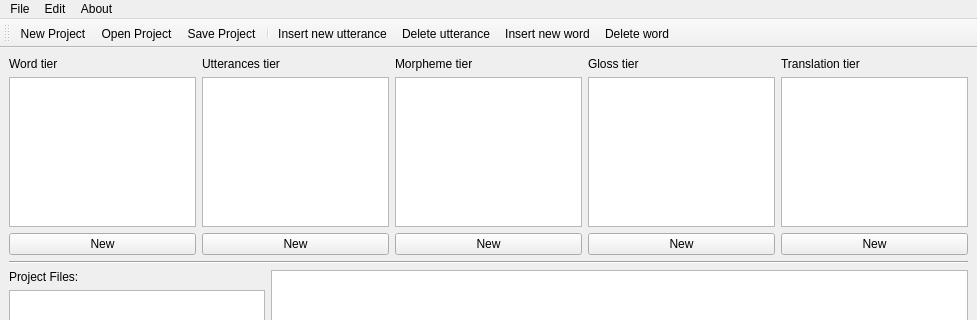
Qt form ui/MainWindow.ui (cidles/poio-analyzer) before a commit; both pictures show x 0 to 977 and y 0 to 320 of the 977 by 747 pixel window.
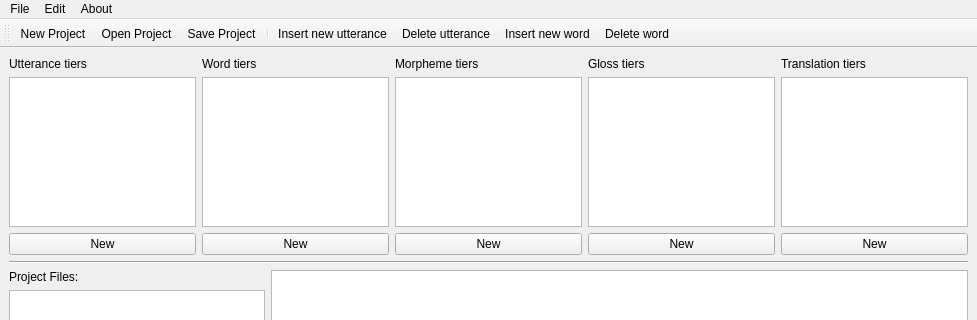
The same form after that commit. Icons and pictures are not drawn. Custom widgets are drawn as their Qt base class.

```diff
--- a/ui/MainWindow.ui
+++ b/ui/MainWindow.ui
@@ -22,45 +22,45 @@
      <layout class="QVBoxLayout" name="verticalLayoutMain" stretch="0,0,1">
       <item>
        <layout class="QHBoxLayout" name="horizontalLayout">
-        <item>
-         <layout class="QVBoxLayout" name="verticalLayoutTierWords">
-          <item>
-           <widget class="QLabel" name="labelWords">
-            <property name="text">
-             <string>Word tier</string>
-            </property>
-           </widget>
-          </item>
-          <item>
-           <widget class="QListWidget" name="listwidgetWords">
-            <property name="maximumSize">
-             <size>
-              <width>16777215</width>
-              <height>150</height>
-             </size>
-            </property>
-           </widget>
-          </item>
-          <item>
-           <widget class="QPushButton" name="pushbuttonNewTierWords">
-            <property name="text">
-             <string>New</string>
-            </property>
-           </widget>
-          </item>
-         </layout>
-        </item>
         <item>
          <layout class="QVBoxLayout" name="verticalLayoutUtterances">
           <item>
            <widget class="QLabel" name="labelUtterances">
             <property name="text">
-             <string>Utterances tier</string>
+             <string>Utterance tiers</string>
             </property>
            </widget>
           </item>
           <item>
            <widget class="QListWidget" name="listwidgetUtterances">
+            <property name="maximumSize">
+             <size>
+              <width>16777215</width>
+              <height>150</height>
+             </size>
+            </property>
+           </widget>
+          </item>
+          <item>
+           <widget class="QPushButton" name="pushbuttonNewTierUtterances">
+            <property name="text">
+             <string>New</string>
+            </property>
+           </widget>
+          </item>
+         </layout>
+        </item>
+        <item>
+         <layout class="QVBoxLayout" name="verticalLayoutWords">
+          <item>
+           <widget class="QLabel" name="labelWords">
+            <property name="text">
+             <string>Word tiers</string>
+            </property>
+           </widget>
+          </item>
+          <item>
+           <widget class="QListWidget" name="listwidgetWords">
             <property name="enabled">
              <bool>true</bool>
             </property>
@@ -73,7 +73,7 @@
            </widget>
           </item>
           <item>
-           <widget class="QPushButton" name="pushbuttonNewTierUtterances">
+           <widget class="QPushButton" name="pushbuttonNewTierWords">
             <property name="text">
              <string>New</string>
             </property>
@@ -86,7 +86,7 @@
           <item>
            <widget class="QLabel" name="labelMorphemes">
             <property name="text">
-             <string>Morpheme tier</string>
+             <string>Morpheme tiers</string>
             </property>
            </widget>
           </item>
@@ -120,7 +120,7 @@
           <item>
            <widget class="QLabel" name="labelFunctions">
             <property name="text">
-             <string>Gloss tier</string>
+             <string>Gloss tiers</string>
             </property>
            </widget>
           </item>
@@ -148,7 +148,7 @@
           <item>
            <widget class="QLabel" name="labelTranslations">
             <property name="text">
-             <string>Translation tier</string>
+             <string>Translation tiers</string>
             </property>
            </widget>
           </item>
```
Left out of the diff: 2 changed lines with no effect on the pictures.
